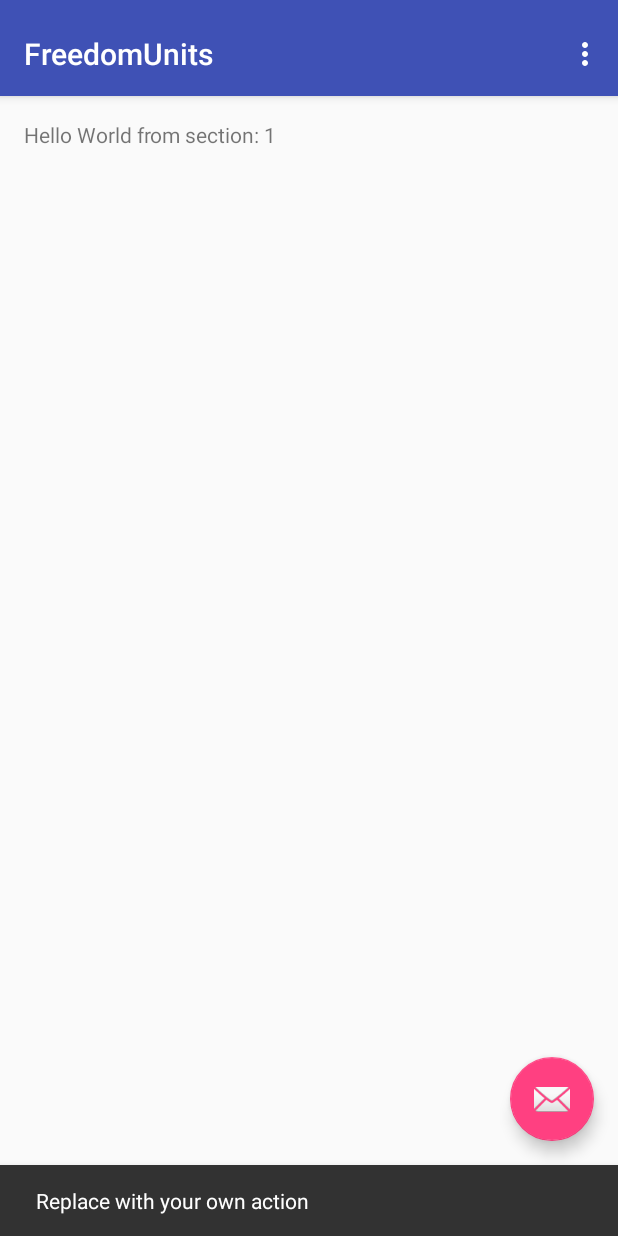
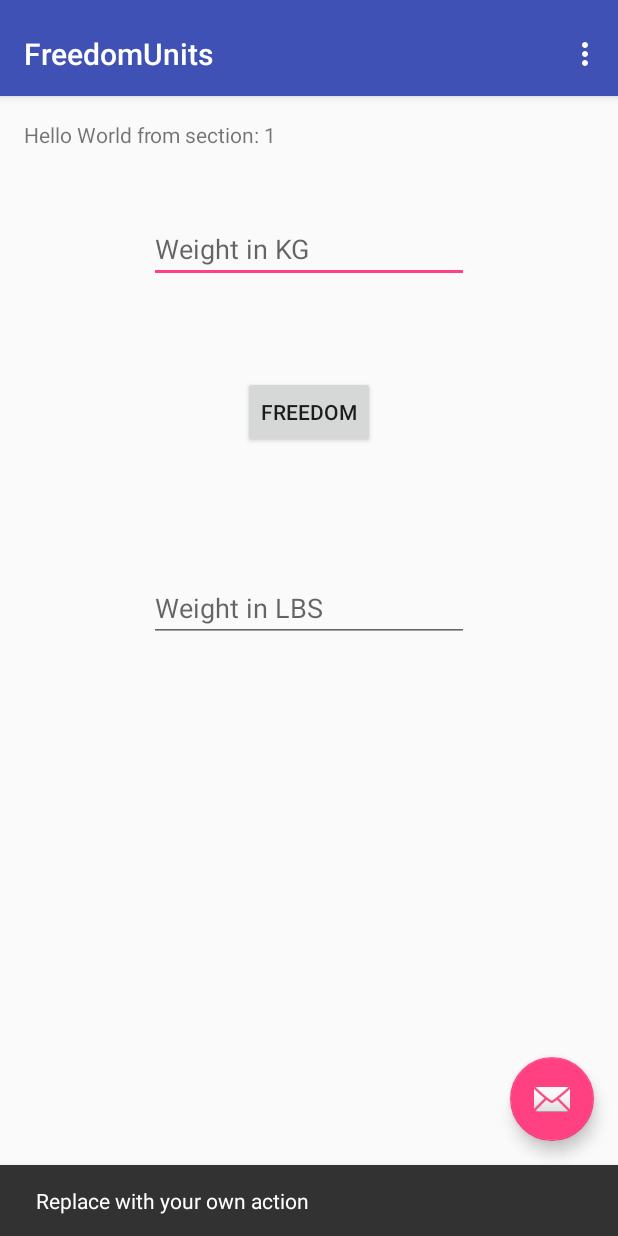
Before and after one commit to gvignoli/FreedomUnits, an Android app: the screen it shows after launch (MainActivity), after a tap on an icon or button, on a phone screen of 412 x 824 dp. Run offline under Robolectric (Android 15) with nearby library versions, the phone set to English and light mode, and no system bars.

Commit message:
got some basic functionality done.....more to come....must understand fragments first....

```diff
--- /dev/null
+++ b/app/src/main/java/com/freedomunits/guy/freedomunits/KGtoLBS.java
@@ -0,0 +1,33 @@
+package com.freedomunits.guy.freedomunits;
+
+import android.view.View;
+import android.widget.Button;
+import android.widget.EditText;
+import android.os.Bundle;
+import android.support.v4.app.Fragment;
+import android.view.LayoutInflater;
+import android.view.ViewGroup;
+/**
+ * Created by guy on 2/23/2016.
+ */
+public class KGtoLBS extends Fragment{
+    @Override
+    public View onCreateView(LayoutInflater inflater, ViewGroup container,
+                             Bundle savedInstanceState) {
+        // Inflate the layout for this fragment
+        return inflater.inflate(R.layout.fragment_main, container, false);
+    }
+    /*
+    Button kgToLbs = (Button) findViewById(R.id.button);
+    final EditText weightKG = (EditText) findViewById(R.id.kgWeight);
+    final EditText weightLB = (EditText) findViewById(R.id.lbWeight);
+    kgToLbs.setOnClickListener(new View.OnClickListener() {
+        public void onClick(View v) {
+            Double w;
+            w = Double.parseDouble(weightKG.getText().toString())* 2.20462;
+            weightLB.setText(Double.toString(w));
+        }
+    });
+*/
+
+}
--- a/app/src/main/java/com/freedomunits/guy/freedomunits/MainActivity.java
+++ b/app/src/main/java/com/freedomunits/guy/freedomunits/MainActivity.java
@@ -1,5 +1,6 @@
 package com.freedomunits.guy.freedomunits;
 
+import android.content.DialogInterface;
 import android.support.design.widget.FloatingActionButton;
 import android.support.design.widget.Snackbar;
 import android.support.v7.app.AppCompatActivity;
@@ -16,6 +17,8 @@ import android.view.MenuItem;
 import android.view.View;
 import android.view.ViewGroup;
 
+import android.widget.Button;
+import android.widget.EditText;
 import android.widget.TextView;
 
 public class MainActivity extends AppCompatActivity {
@@ -37,9 +40,10 @@ public class MainActivity extends AppCompatActivity {
 
     @Override
     protected void onCreate(Bundle savedInstanceState) {
+
         super.onCreate(savedInstanceState);
         setContentView(R.layout.activity_main);
-
+        //setContentView(R.layout.fragment_main);
         Toolbar toolbar = (Toolbar) findViewById(R.id.toolbar);
         setSupportActionBar(toolbar);
         // Create the adapter that will return a fragment for each of the three
@@ -59,8 +63,24 @@ public class MainActivity extends AppCompatActivity {
                         .setAction("Action", null).show();
             }
         });
+/*
+        Button kgToLbs = (Button) findViewById(R.id.button);
+        final EditText weightKG = (EditText) findViewById(R.id.kgWeight);
+        final EditText weightLB = (EditText) findViewById(R.id.lbWeight);
+        kgToLbs.setOnClickListener(new View.OnClickListener() {
+            public void onClick(View v) {
+                Double w;
+                w = Double.parseDouble(weightKG.getText().toString())* 2.20462;
+                weightLB.setText(Double.toString(w));
+            }
+        });
+ */
+
+
 
     }
+;
+
 
 
     @Override
@@ -116,6 +136,18 @@ public class MainActivity extends AppCompatActivity {
             View rootView = inflater.inflate(R.layout.fragment_main, container, false);
             TextView textView = (TextView) rootView.findViewById(R.id.section_label);
             textView.setText(getString(R.string.section_format, getArguments().getInt(ARG_SECTION_NUMBER)));
+
+            Button kgToLbs = (Button) rootView.findViewById(R.id.button);
+            final EditText weightKG = (EditText) rootView.findViewById(R.id.kgWeight);
+            final EditText weightLB = (EditText) rootView.findViewById(R.id.lbWeight);
+            kgToLbs.setOnClickListener(new View.OnClickListener() {
+                public void onClick(View v) {
+                    Double w;
+                    w = Double.parseDouble(weightKG.getText().toString()) * 2.20462;
+                    weightLB.setText(Double.toString(w));
+                }
+            });
+
             return rootView;
         }
     }
--- a/app/src/main/res/layout/activity_main.xml
+++ b/app/src/main/res/layout/activity_main.xml
@@ -41,4 +41,10 @@
         android:layout_margin="@dimen/fab_margin"
         android:src="@android:drawable/ic_dialog_email" />
 
+    <TextView
+        android:id="@+id/section_label"
+        android:layout_width="wrap_content"
+        android:layout_height="wrap_content" />
+
+
 </android.support.design.widget.CoordinatorLayout>
--- a/app/src/main/res/layout/fragment_main.xml
+++ b/app/src/main/res/layout/fragment_main.xml
@@ -13,4 +13,40 @@
         android:layout_width="wrap_content"
         android:layout_height="wrap_content" />
 
+    <EditText
+        android:layout_width="wrap_content"
+        android:layout_height="wrap_content"
+        android:inputType="numberDecimal"
+        android:ems="10"
+        android:id="@+id/kgWeight"
+        android:layout_below="@+id/section_label"
+        android:layout_centerHorizontal="true"
+        android:layout_marginTop="44dp"
+        android:hint="Weight in KG"
+        />
+
+    <Button
+        android:layout_width="wrap_content"
+        android:layout_height="wrap_content"
+        android:text="FREEDOM"
+        android:id="@+id/button"
+        android:layout_below="@+id/kgWeight"
+        android:layout_centerHorizontal="true"
+        android:layout_marginTop="62dp"
+
+        />
+
+    <EditText
+        android:layout_width="wrap_content"
+        android:layout_height="wrap_content"
+        android:inputType="number"
+        android:ems="10"
+        android:id="@+id/lbWeight"
+        android:layout_below="@+id/button"
+        android:layout_alignLeft="@+id/kgWeight"
+        android:layout_alignStart="@+id/kgWeight"
+        android:layout_marginTop="84dp"
+        android:hint="Weight in LBS"
+        />
+
 </RelativeLayout>
```
